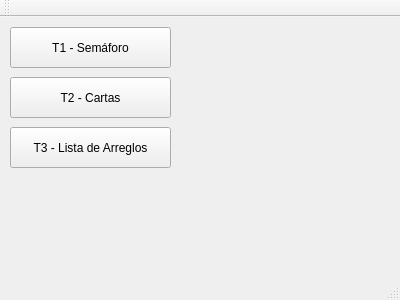
Before: the Qt Designer form mainwindow.ui in Raimmaster/Tareas-Estructura, drawn with Qt 5.
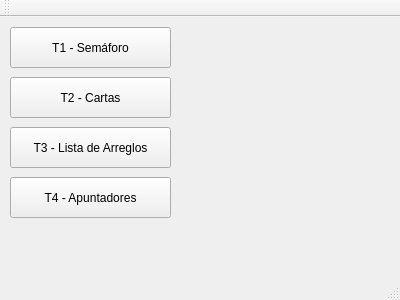
After: the same form once the commit is applied.

```diff
--- a/mainwindow.ui
+++ b/mainwindow.ui
@@ -53,6 +53,19 @@
      <string>T3 - Lista de Arreglos</string>
     </property>
    </widget>
+   <widget class="QPushButton" name="bT3_2">
+    <property name="geometry">
+     <rect>
+      <x>10</x>
+      <y>160</y>
+      <width>161</width>
+      <height>41</height>
+     </rect>
+    </property>
+    <property name="text">
+     <string>T4 - Apuntadores</string>
+    </property>
+   </widget>
   </widget>
   <widget class="QMenuBar" name="menuBar">
    <property name="geometry">
```
